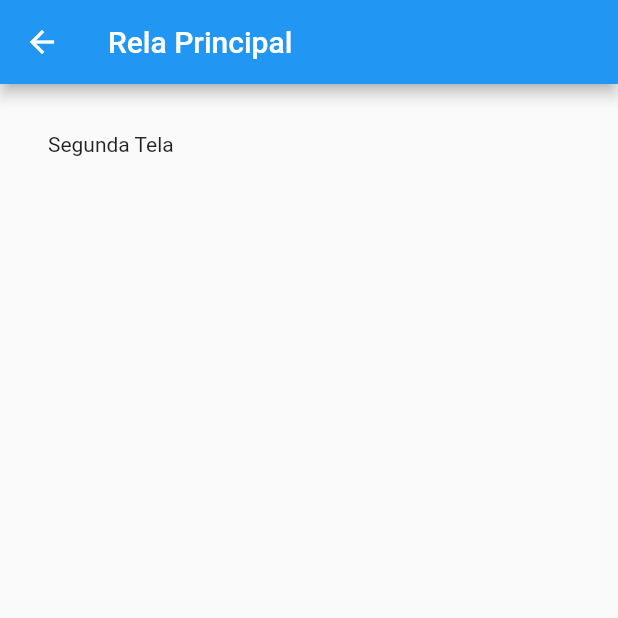
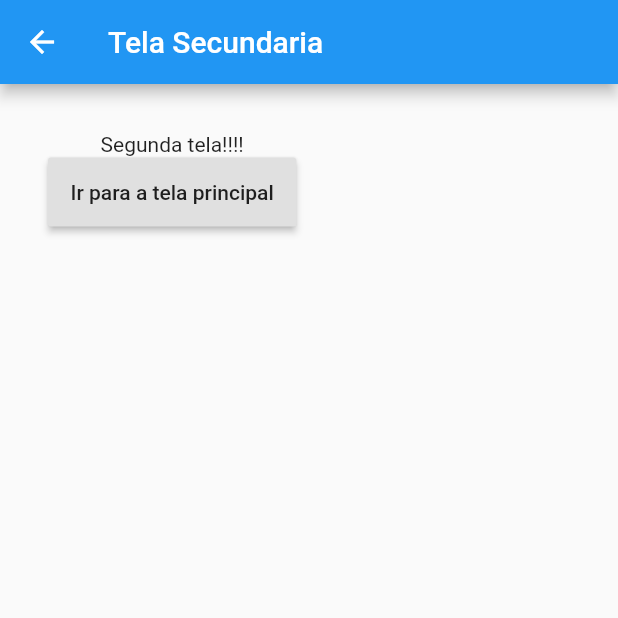
Before and after one commit to petscaramussi/Navigation, a Flutter app: the screen it shows after launch, after a tap on "Ir para a segunda tela", on a phone screen of 412 x 824 dp, the top half of it. Run offline on Flutter 3.47's test engine with Material 2 defaults, Android fonts, the phone set to English and light mode, and no system bars.

Commit message:
route named

```diff
--- a/lib/main.dart
+++ b/lib/main.dart
@@ -1,10 +1,13 @@
 import 'package:flutter/material.dart';
-import 'package:navegacao/telaSecundaria.dart';
+import 'package:navegacao/TelaSecundaria.dart';
 
 void main(){
   runApp(MaterialApp(
+    initialRoute: "/",
+    routes: {
+      "/secundaria" : (context) => TelaSecundaria(),
+    },
     home: TelaPrincipal(),
-
   ));
 }
 
@@ -18,7 +21,7 @@ class _TelaPrincipalState extends State<TelaPrincipal> {
   Widget build(BuildContext context) {
     return Scaffold(
       appBar: AppBar(
-        title: Text("Rela Principal"),
+        title: Text("Tela Principal"),
         backgroundColor: Colors.orange,
       ),
       body: Container(
@@ -29,17 +32,12 @@ class _TelaPrincipalState extends State<TelaPrincipal> {
               child: Text("Ir para a segunda tela"),
               padding: EdgeInsets.all(15),
               onPressed: (){
-                Navigator.push(
-                  context,
-                  MaterialPageRoute(
-                    builder: (context) => TelaSecundaria()
-                  )
-                );
+                Navigator.pushNamed(context, "/secundaria");
               },
             )
           ],
         ),
       ),
-      );
+    );
   }
 }
--- a/lib/telaSecundaria.dart
+++ b/lib/telaSecundaria.dart
@@ -10,17 +10,24 @@ class _TelaSecundariaState extends State<TelaSecundaria> {
   Widget build(BuildContext context) {
     return Scaffold(
       appBar: AppBar(
-        title: Text("Rela Principal"),
+        title: Text("Tela Secundaria"),
         backgroundColor: Colors.blue,
       ),
       body: Container(
         padding: EdgeInsets.all(32),
         child: Column(
           children: <Widget>[
-            Text("Segunda Tela")
+            Text("Segunda tela!!!!"),
+            RaisedButton(
+              child: Text("Ir para a tela principal"),
+              padding: EdgeInsets.all(15),
+              onPressed: (){
+                Navigator.pushNamed(context, "/");
+              },
+            )
           ],
         ),
       ),
-      );
+    );
   }
 }
```
